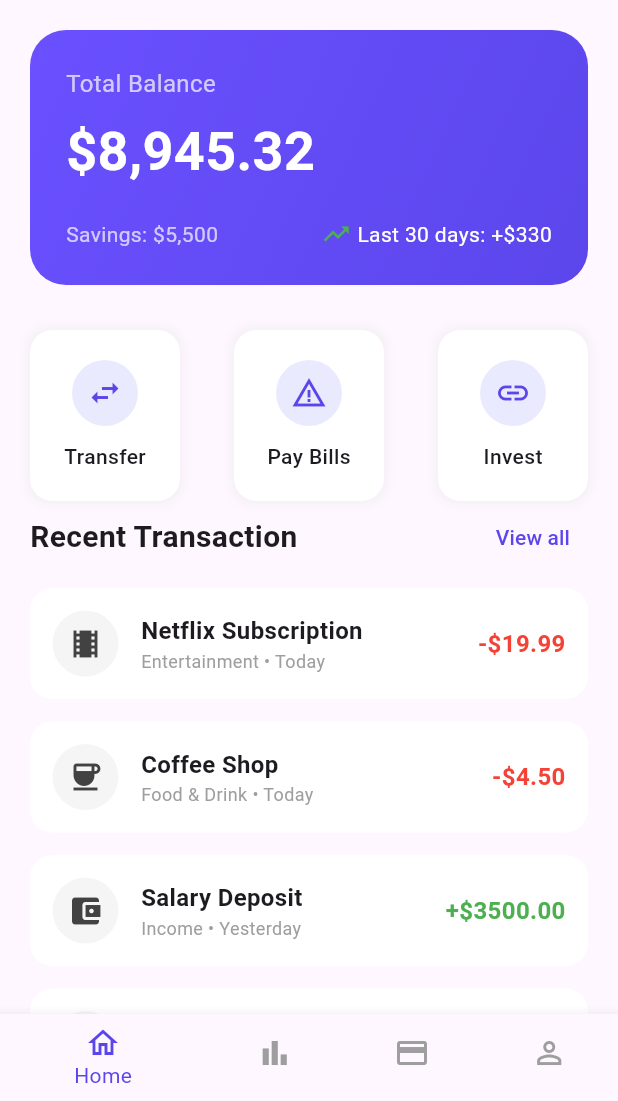
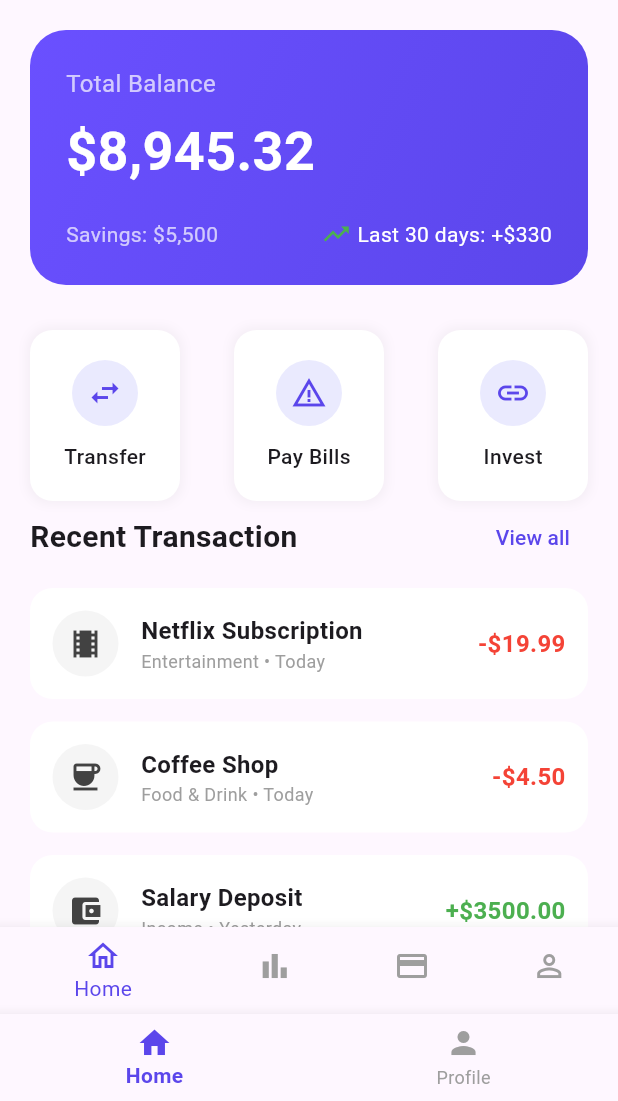
Before and after one commit to mb-shupto/assignment-two-flutter-UI-Masum-Bari-Supto-1930875, a Flutter app: the screen it shows after launch, on a phone screen of 412 x 824 dp, the part 135-1236 px from its top. Run offline on Flutter 3.47's test engine with Material 3 defaults, Android fonts, the phone set to English and light mode, and no system bars.

Commit message:
update main entry point to use MainScreen instead of HomePage

```diff
--- a/lib/main.dart
+++ b/lib/main.dart
@@ -1,4 +1,4 @@
-import 'package:assignment_two_flutter/screens/home_page.dart';
+import 'package:assignment_two_flutter/screens/main_screen.dart';
 import 'package:flutter/material.dart';
 
 void main() {
@@ -16,7 +16,7 @@ class MyApp extends StatelessWidget {
       theme: ThemeData(
         colorScheme: ColorScheme.fromSeed(seedColor: Colors.deepPurple),
       ),
-      home: const HomePage(),
+      home: const MainScreen(),
     );
   }
 }
```
